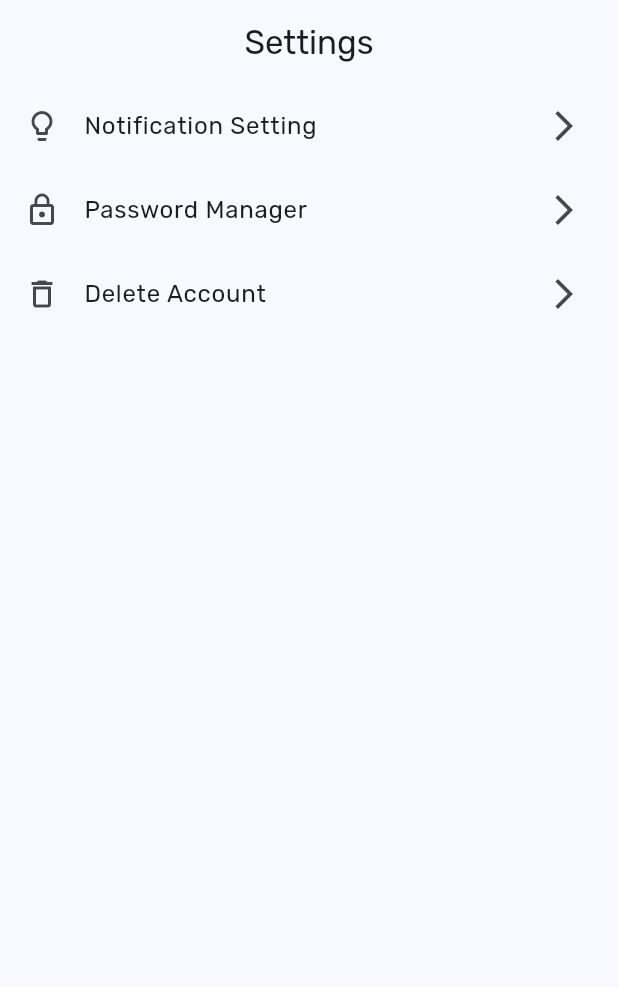
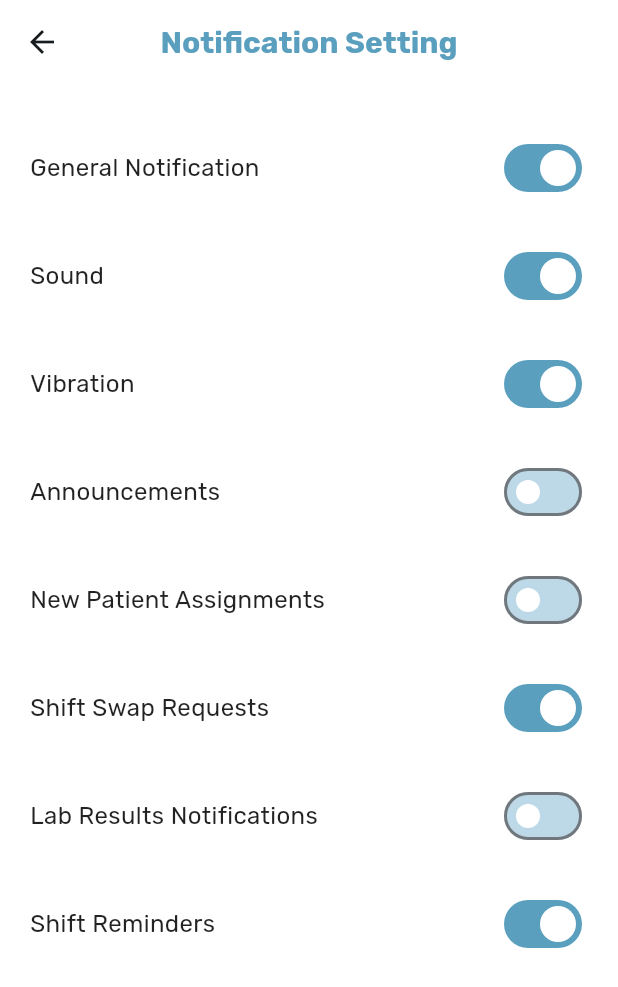
Before and after one commit to ModatherAli/medical_city, a Flutter app: the SettingsScreen screen opened by its route, after a tap on "Notification Setting", on a phone screen of 412 x 824 dp. Shown: the top 987 px of the screen. Run offline on Flutter 3.47's test engine with Material 3 defaults, Android fonts, the phone set to English and light mode, and no system bars; our stand-ins replace awesome_notifications, cloud_firestore, connectivity_plus, dartz, firebase_auth, firebase_core and 13 more; accounts and stored records are empty; key blocks and very long unbroken strings in the code were emptied for the run.

Commit message:
added NotificationSettingsScreen

```diff
--- a/lib/app/router/app_router.dart
+++ b/lib/app/router/app_router.dart
@@ -8,6 +8,7 @@ import 'package:medical_city/screens/main/bottom_nav_bar.dart';
 import 'package:medical_city/screens/main/main_screen.dart';
 import 'package:medical_city/screens/main/redirect_screen.dart';
 import 'package:medical_city/screens/profile/edit_profile_screen.dart';
+import 'package:medical_city/screens/profile/notification_settings.dart';
 import 'package:medical_city/screens/profile/profile_screen.dart';
 import 'package:medical_city/screens/profile/reset_password_screen.dart';
 import 'package:medical_city/screens/profile/settings_screen.dart';
@@ -73,5 +74,9 @@ final appRouter = GoRouter(
       path: NavigationRoutes.settings,
       builder: (context, state) => const SettingsScreen(),
     ),
+    GoRoute(
+      path: NavigationRoutes.notificationSettings,
+      builder: (context, state) => const NotificationSettingsScreen(),
+    ),
   ],
 );
--- a/lib/app/router/navigation_routes.dart
+++ b/lib/app/router/navigation_routes.dart
@@ -13,5 +13,6 @@ class NavigationRoutes {
   static const String subscription = "/subscription";
   static const String editAccount = "/editAccount";
   static const String notifications = "/notifications";
+  static const String notificationSettings = "/notificationSettings";
   static const String bottomNavBar = "/bottomNavBar";
 }
--- a/lib/screens/main/bottom_nav_bar.dart
+++ b/lib/screens/main/bottom_nav_bar.dart
@@ -23,7 +23,7 @@ class _BottomNavBarState extends State<BottomNavBar> {
       body: _screens[_currentIndex],
       bottomNavigationBar: BottomNavigationBar(
         type: BottomNavigationBarType.fixed,
-        backgroundColor: Colors.blue[700],
+        backgroundColor: Color(0xFF5B9FBF),
         selectedItemColor: Colors.white,
         unselectedItemColor: Colors.white70,
         showUnselectedLabels: false,
--- a/lib/screens/main/widgets/service_card.dart
+++ b/lib/screens/main/widgets/service_card.dart
@@ -13,7 +13,7 @@ class ServiceCard extends StatelessWidget {
           onTap: () {},
           child: Card(
             elevation: 1,
-            color: Colors.blue[700],
+            color: Color(0xFF5B9FBF),
             child: Container(
               height: 60,
               width: 60,
--- /dev/null
+++ b/lib/screens/profile/notification_settings.dart
@@ -0,0 +1,144 @@
+import 'package:flutter/material.dart';
+
+class NotificationSettingsScreen extends StatefulWidget {
+  const NotificationSettingsScreen({super.key});
+
+  @override
+  State<NotificationSettingsScreen> createState() =>
+      _NotificationSettingsScreenState();
+}
+
+class _NotificationSettingsScreenState
+    extends State<NotificationSettingsScreen> {
+  bool generalNotification = true;
+  bool sound = true;
+  bool vibration = true;
+  bool announcements = false;
+  bool newPatientAssignments = false;
+  bool shiftSwapRequests = true;
+  bool labResultsNotifications = false;
+  bool shiftReminders = true;
+
+  @override
+  Widget build(BuildContext context) {
+    return Scaffold(
+      backgroundColor: Colors.white,
+      appBar: AppBar(
+        backgroundColor: Colors.white,
+        elevation: 0,
+        // leading: IconButton(
+        //   icon: const Icon(Icons.menu, color: Color(0xFF5B9FBF)),
+        //   onPressed: () {},
+        // ),
+        title: const Text(
+          'Notification Setting',
+          style: TextStyle(
+            color: Color(0xFF5B9FBF),
+            fontSize: 20,
+            fontWeight: FontWeight.w600,
+          ),
+        ),
+        centerTitle: true,
+        // actions: [
+        //   IconButton(
+        //     icon: const Icon(
+        //       Icons.notifications_outlined,
+        //       color: Color(0xFF5B9FBF),
+        //     ),
+        //     onPressed: () {},
+        //   ),
+        //   IconButton(
+        //     icon: const Icon(Icons.settings, color: Color(0xFF5B9FBF)),
+        //     onPressed: () {},
+        //   ),
+        // ],
+      ),
+      body: ListView(
+        padding: const EdgeInsets.symmetric(horizontal: 20, vertical: 20),
+        children: [
+          NotificationTile(
+            title: 'General Notification',
+            value: generalNotification,
+            onChanged: (val) => setState(() => generalNotification = val),
+          ),
+          NotificationTile(
+            title: 'Sound',
+            value: sound,
+            onChanged: (val) => setState(() => sound = val),
+          ),
+          NotificationTile(
+            title: 'Vibration',
+            value: vibration,
+            onChanged: (val) => setState(() => vibration = val),
+          ),
+          NotificationTile(
+            title: 'Announcements',
+            value: announcements,
+            onChanged: (val) => setState(() => announcements = val),
+          ),
+          NotificationTile(
+            title: 'New Patient Assignments',
+            value: newPatientAssignments,
+            onChanged: (val) => setState(() => newPatientAssignments = val),
+          ),
+          NotificationTile(
+            title: 'Shift Swap Requests',
+            value: shiftSwapRequests,
+            onChanged: (val) => setState(() => shiftSwapRequests = val),
+          ),
+          NotificationTile(
+            title: 'Lab Results Notifications',
+            value: labResultsNotifications,
+            onChanged: (val) => setState(() => labResultsNotifications = val),
+          ),
+          NotificationTile(
+            title: 'Shift Reminders',
+            value: shiftReminders,
+            onChanged: (val) => setState(() => shiftReminders = val),
+          ),
+        ],
+      ),
+    );
+  }
+}
+
+class NotificationTile extends StatelessWidget {
+  final String title;
+  final bool value;
+  final ValueChanged<bool> onChanged;
+
+  const NotificationTile({
+    super.key,
+    required this.title,
+    required this.value,
+    required this.onChanged,
+  });
+
+  @override
+  Widget build(BuildContext context) {
+    return Padding(
+      padding: const EdgeInsets.symmetric(vertical: 12),
+      child: Row(
+        mainAxisAlignment: MainAxisAlignment.spaceBetween,
+        children: [
+          Text(
+            title,
+            style: const TextStyle(
+              fontSize: 16,
+              fontWeight: FontWeight.w400,
+              color: Colors.black87,
+            ),
+          ),
+          Switch(
+            value: value,
+            onChanged: onChanged,
+            activeColor: Colors.white,
+            activeTrackColor: const Color(0xFF5B9FBF),
+            inactiveThumbColor: Colors.white,
+            inactiveTrackColor: const Color(0xFFBDD9E8),
+          ),
+        ],
+      ),
+    );
+  }
+}
--- a/lib/screens/profile/profile_screen.dart
+++ b/lib/screens/profile/profile_screen.dart
@@ -13,11 +13,11 @@ class ProfileScreen extends StatelessWidget {
       appBar: AppBar(
         title: const Text('My Profile'),
         actions: [
-          IconButton(
-            icon: const Icon(Icons.notifications_none),
-            onPressed: () {},
-          ),
-          IconButton(icon: const Icon(Icons.settings), onPressed: () {}),
+          // IconButton(
+          //   icon: const Icon(Icons.notifications_none),
+          //   onPressed: () {},
+          // ),
+          // IconButton(icon: const Icon(Icons.settings), onPressed: () {}),
         ],
       ),
       body: GetBuilder<UserController>(
--- a/lib/screens/profile/settings_screen.dart
+++ b/lib/screens/profile/settings_screen.dart
@@ -1,4 +1,6 @@
 import 'package:flutter/material.dart';
+import 'package:go_router/go_router.dart';
+import 'package:medical_city/app/router/navigation_routes.dart';
 
 class SettingsScreen extends StatelessWidget {
   const SettingsScreen({super.key});
@@ -6,16 +8,16 @@ class SettingsScreen extends StatelessWidget {
   @override
   Widget build(BuildContext context) {
     return Scaffold(
-      appBar: AppBar(
-        title: const Text('Settings'),
-      ),
+      appBar: AppBar(title: const Text('Settings')),
       body: ListView(
         children: [
           ListTile(
             leading: const Icon(Icons.lightbulb_outline),
             title: const Text('Notification Setting'),
             trailing: const Icon(Icons.arrow_forward_ios),
-            onTap: () {},
+            onTap: () {
+              context.push(NavigationRoutes.notificationSettings);
+            },
           ),
           ListTile(
             leading: const Icon(Icons.lock_outline),
--- a/lib/shared/theme/app_theme.dart
+++ b/lib/shared/theme/app_theme.dart
@@ -3,7 +3,7 @@ import 'package:flutter/material.dart';
 import '../../core/constants/constants.dart';
 
 ThemeData lightTheme = ThemeData(
-  colorScheme: ColorScheme.fromSeed(seedColor: Colors.blue),
+  colorScheme: ColorScheme.fromSeed(seedColor: Color(0xFF5B9FBF)),
   useMaterial3: true,
   fontFamily: 'Rubik',
   appBarTheme: const AppBarTheme(centerTitle: true),
```
